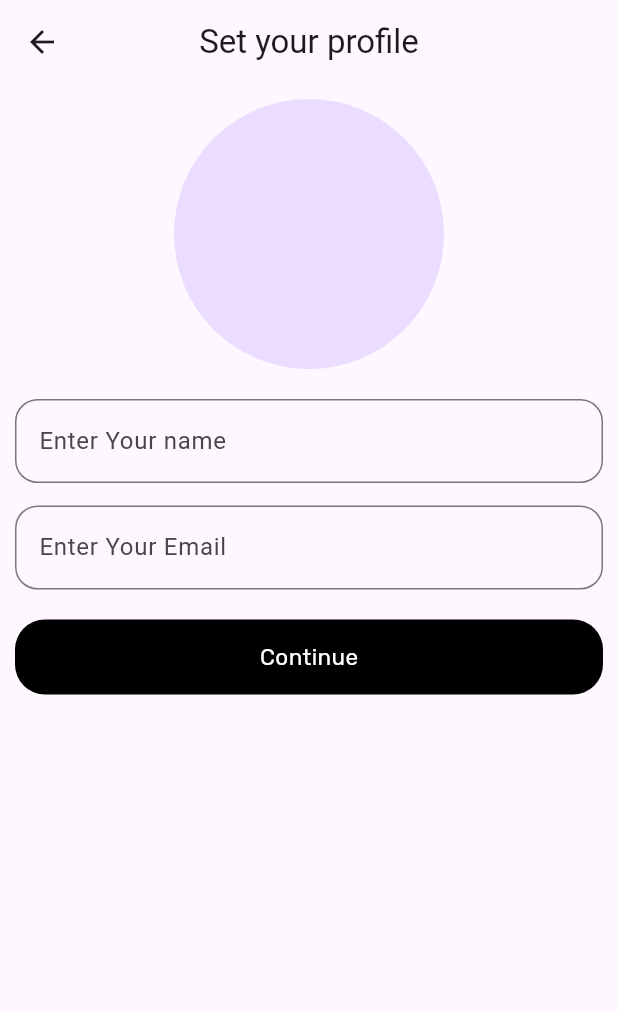
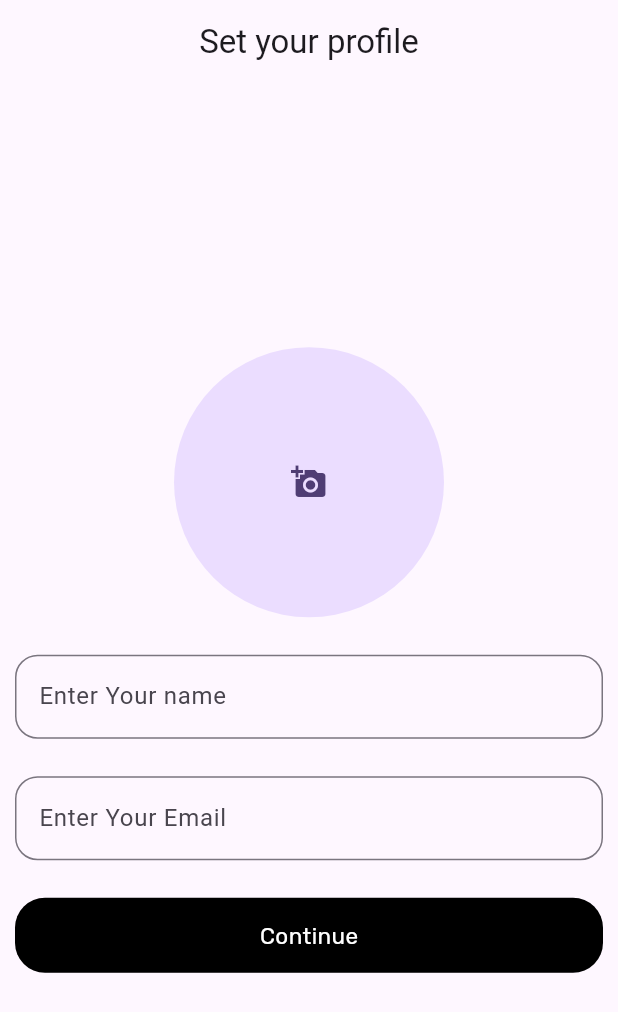
Before and after one commit to 4khil-raj/quick_glimpse, a Flutter app: the ProfileBuild screen opened directly, after a tap on "Continue", on a phone screen of 412 x 824 dp. Shown: the top 1012 px of the screen. Run offline on Flutter 3.47's test engine with Material 3 defaults, Android fonts, the light colour scheme and no system bars; our stand-ins replace bloc, cloud_firestore, equatable, firebase_auth, firebase_core, flutter_bloc and 5 more; missing offline and left inert: flutter_pin_code_fields, scaffold_gradient_background, timer_button; accounts and stored records are empty.

Commit message:
profile build done

```diff
--- a/lib/application/profile_build/profile_build_event.dart
+++ b/lib/application/profile_build/profile_build_event.dart
@@ -6,6 +6,8 @@ sealed class ProfileBuildEvent extends Equatable {
   @override
   List<Object> get props => [];
 }
+
+class ChangeImageEvent extends ProfileBuildEvent {}
 
 class ProfileSaveToCredential extends ProfileBuildEvent {
   String image;
--- a/lib/main.dart
+++ b/lib/main.dart
@@ -48,8 +48,7 @@ class MyApp extends StatelessWidget {
             colorScheme: ColorScheme.fromSeed(seedColor: Colors.deepPurple),
             // useMaterial3: true,
           ),
-        home: const SplashScreen(),
-      ),
-    );
+          home: ProfileBuild(),
+        ));
   }
 }
--- a/lib/presentation/screens/authentication/otp_screen.dart
+++ b/lib/presentation/screens/authentication/otp_screen.dart
@@ -6,7 +6,6 @@ import 'package:flutter_pin_code_fields/flutter_pin_code_fields.dart';
 import 'package:quick_glimpse/application/otp_bloc/otp_bloc.dart';
 import 'package:quick_glimpse/core/route/custom_navigator.dart';
 import 'package:quick_glimpse/domain/validations/formfield_validation.dart';
-import 'package:quick_glimpse/presentation/screens/home.dart';
 import 'package:quick_glimpse/presentation/screens/profile_build/user_profile.dart';
 import 'package:quick_glimpse/presentation/widgets/button.dart';
 import 'package:quick_glimpse/presentation/widgets/form_field.dart';
@@ -14,14 +13,12 @@ import 'package:timer_button/timer_button.dart';
 
 class UsingPhone extends StatelessWidget {
   const UsingPhone({super.key});
-
   @override
   Widget build(BuildContext context) {
     final phonenumberController = TextEditingController();
     final otpController = TextEditingController();
     var id;
     bool isReq = false;
-
     return BlocBuilder<OtpBloc, OtpState>(builder: (context, state) {
       if (state is OtpInitialState) {
         isReq = false;
@@ -46,7 +43,7 @@ class UsingPhone extends StatelessWidget {
       }
       if (state is OtpLoadedState) {
         WidgetsBinding.instance.addPostFrameCallback((_) {
-          customNavPush(context, ProfileBuild());
+          customNavRemoveuntil(context, ProfileBuild());
         });
       }
       return Scaffold(
--- a/lib/presentation/screens/profile_build/user_profile.dart
+++ b/lib/presentation/screens/profile_build/user_profile.dart
@@ -1,63 +1,91 @@
 import 'dart:io';
-
 import 'package:flutter/material.dart';
 import 'package:flutter_bloc/flutter_bloc.dart';
-import 'package:image_picker/image_picker.dart';
 import 'package:quick_glimpse/application/profile_build/profile_build_bloc.dart';
+import 'package:quick_glimpse/core/route/custom_navigator.dart';
+import 'package:quick_glimpse/presentation/screens/home.dart';
 import 'package:quick_glimpse/presentation/widgets/button.dart';
 import 'package:quick_glimpse/presentation/widgets/form_field.dart';
 
 class ProfileBuild extends StatelessWidget {
-  const ProfileBuild({Key? key}) : super(key: key);
-
+  const ProfileBuild({
+    super.key,
+  });
+  // bool usingSignup;
   @override
   Widget build(BuildContext context) {
+    final emailC = TextEditingController();
+    final nameC = TextEditingController();
+    String? pickedImage;
     return BlocBuilder<ProfileBuildBloc, ProfileBuildState>(
         builder: (context, state) {
-        String? pickedImage;
-
       if (state is ProfileImageSuccess) {
         pickedImage = state.image.path;
-          print(pickedImage);
       }
-
+      if (state is ProfileSaveToCredentialSuccess) {
+        WidgetsBinding.instance.addPostFrameCallback((_) {
+          customNavPush(context, const HomeScreen());
+        });
+      }
+      if (state is ProfileBuildError) {
+        WidgetsBinding.instance.addPostFrameCallback((_) {
+          showDialog(
+              context: context,
+              builder: (context) {
+                return AlertDialog(content: Text(state.message), actions: [
+                  TextButton(
+                      onPressed: () => Navigator.pop(context),
+                      child: const Text('ok'))
+                ]);
+              });
+        });
+      }
       return Scaffold(
           appBar: AppBar(
             title: const Text('Set your profile'),
             centerTitle: true,
           ),
-          body: Padding(
+          body: CustomScrollView(slivers: <Widget>[
+            SliverFillRemaining(
+                hasScrollBody: false,
+                child: Padding(
                     padding: const EdgeInsets.all(10),
                     child: Column(
+                        mainAxisAlignment: MainAxisAlignment.center,
                         children: [
                           InkWell(
                             onTap: () {
+                              BlocProvider.of<ProfileBuildBloc>(context)
+                                  .add(ChangeImageEvent());
                               BlocProvider.of<ProfileBuildBloc>(context)
                                   .add(ProfleImagePickerEvent());
                             },
                             child: CircleAvatar(
                               backgroundImage: pickedImage != null
-                        ? FileImage(File(pickedImage))
+                                  ? FileImage(File(pickedImage!))
                                   : null,
                               radius: 90,
+                              child: pickedImage == null
+                                  ? const Icon(Icons.add_a_photo)
+                                  : null,
                             ),
                           ),
                           const SizedBox(
-                  height: 20,
+                            height: 25,
                           ),
                           CustomTextFormField(
                             hintText: 'Enter Your name',
-                  controller: TextEditingController(), // Add your controller
+                            controller: nameC, // Add your controller
                           ),
                           const SizedBox(
-                  height: 15,
+                            height: 25,
                           ),
                           CustomTextFormField(
                             hintText: 'Enter Your Email',
-                  controller: TextEditingController(), // Add your controller
+                            controller: emailC, // Add your controller
                           ),
-                SizedBox(
-                  height: 20,
+                          const SizedBox(
+                            height: 25,
                           ),
                           customButton(
                             isRow: false,
@@ -66,15 +94,20 @@ class ProfileBuild extends StatelessWidget {
                             name: 'Continue',
                             height: 50,
                             textclr: Colors.white,
-                  onTap: () {},
+                            onTap: () {
+                              BlocProvider.of<ProfileBuildBloc>(context).add(
+                                ProfileSaveToCredential(
+                                  email: emailC.text,
+                                  name: nameC.text,
+                                  image: pickedImage!,
+                                ),
+                              );
+                            },
                             textsize: 15,
                             radius: 20,
                           )
-              ],
-            ),
-          ),
-        );
-      },
-    );
+                        ])))
+          ]));
+    });
   }
 }
```
Also changed, not shown: lib/application/otp_bloc/otp_bloc.dart (+7 -7 lines), lib/application/profile_build/profile_build_bloc.dart (+17 -10 lines), lib/presentation/screens/authentication/forget_passcode.dart (+4 -8 lines), lib/presentation/screens/authentication/sign_in.dart (+5 -9 lines), lib/presentation/screens/authentication/sign_up.dart (+11 -16 lines). Lines whose indentation alone changed are shown as unchanged.
